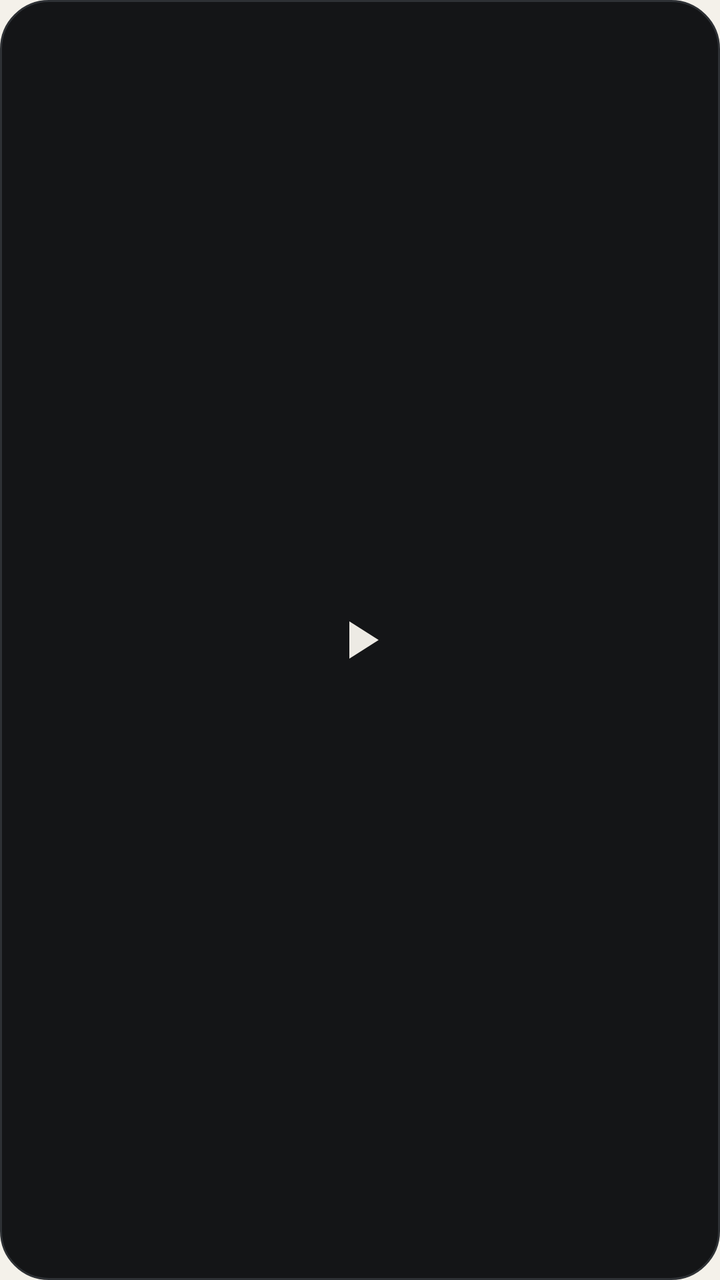
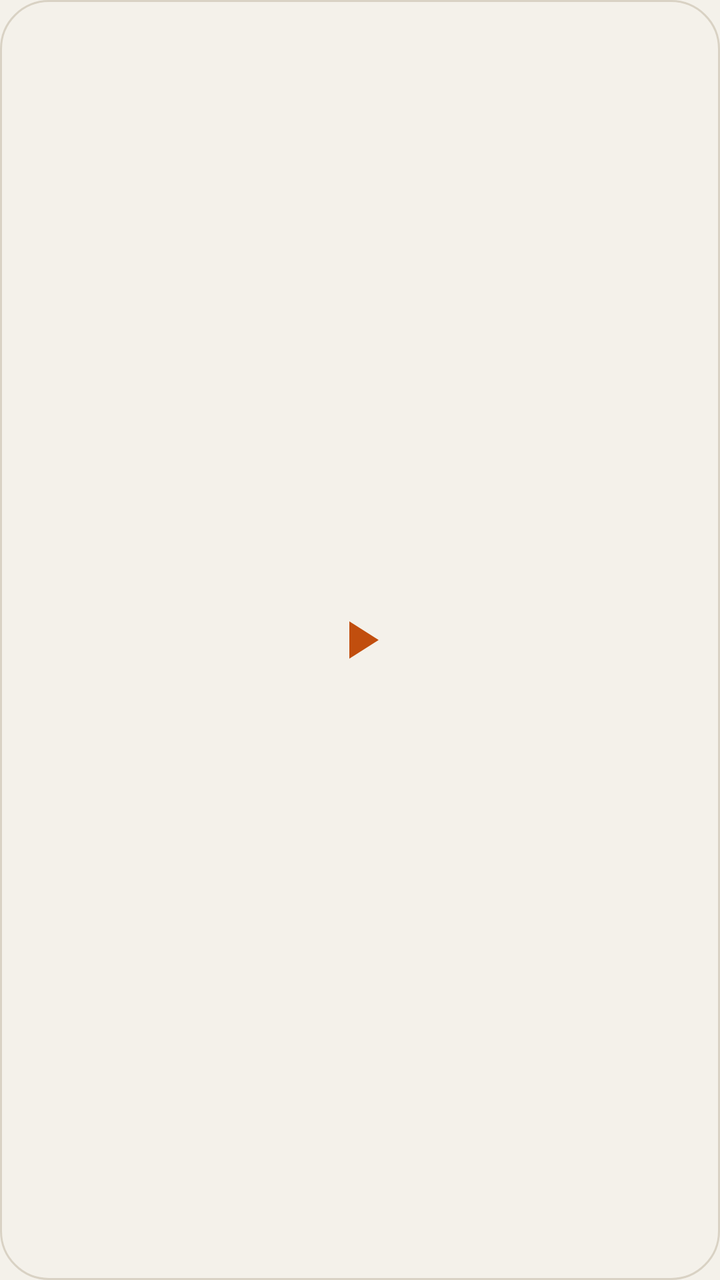

Two renders of the same Android screen: before a commit and after it. Below are the layout's source before the change and the commit's diff.
<!-- AndroidManifest.xml: application theme Theme.Equinox -->
<!-- res/layout/widget_ring.xml -->
<?xml version="1.0" encoding="utf-8"?>
<FrameLayout xmlns:android="http://schemas.android.com/apk/res/android"
    android:id="@+id/widget_root"
    android:layout_width="match_parent"
    android:layout_height="match_parent"
    android:background="@drawable/widget_bg"
    android:padding="8dp">

    <ImageView
        android:id="@+id/widget_ring"
        android:layout_width="match_parent"
        android:layout_height="match_parent"
        android:contentDescription="@string/widget_progress"
        android:scaleType="fitCenter" />

    <ImageButton
        android:id="@+id/widget_play"
        android:layout_width="56dp"
        android:layout_height="56dp"
        android:layout_gravity="center"
        android:background="@android:color/transparent"
        android:contentDescription="@string/widget_play"
        android:padding="12dp"
        android:scaleType="fitCenter"
        android:src="@drawable/ic_play" />
</FrameLayout>
<!-- resources referenced by this layout -->
<resources>
  <!-- drawable ic_play (drawable) -->
  <vector xmlns:android="http://schemas.android.com/apk/res/android"
      android:width="24dp" android:height="24dp" android:viewportWidth="24" android:viewportHeight="24">
      <path android:fillColor="#FFEDEAE4" android:pathData="M8,5v14l11,-7z" />
  </vector>
  <!-- drawable widget_bg (drawable) -->
  <shape xmlns:android="http://schemas.android.com/apk/res/android" android:shape="rectangle">
      <solid android:color="#FF141517" />
      <stroke android:width="1dp" android:color="#FF2E3135" />
      <corners android:radius="24dp" />
  </shape>
  <string name="widget_play">Odtwórz lub wstrzymaj</string>
  <string name="widget_progress">Postęp odtwarzania</string>
  <style name="Theme.Equinox" parent="android:Theme.Material.NoActionBar">
          <item name="android:windowBackground">@color/bg</item>
          <item name="android:statusBarColor">@android:color/transparent</item>
          <item name="android:navigationBarColor">@android:color/transparent</item>
      </style>
  <color name="bg">#FFF4F1EA</color>
</resources>

<!-- the commit's change to res/layout/widget_ring.xml (unified diff, before → after) -->
@@ -22,5 +22,6 @@
         android:contentDescription="@string/widget_play"
         android:padding="12dp"
         android:scaleType="fitCenter"
-        android:src="@drawable/ic_play" />
+        android:src="@drawable/ic_play"
+        android:tint="@color/widget_accent" />
 </FrameLayout>
<!-- resource entries referenced after the edit -->
@@ -1,5 +1,6 @@
 <!-- resources referenced by this layout -->
 <resources>
+  <color name="widget_accent">#FFC14E0E</color>
   <!-- drawable ic_play (drawable) -->
   <vector xmlns:android="http://schemas.android.com/apk/res/android"
       android:width="24dp" android:height="24dp" android:viewportWidth="24" android:viewportHeight="24">
@@ -7,8 +8,8 @@
   </vector>
   <!-- drawable widget_bg (drawable) -->
   <shape xmlns:android="http://schemas.android.com/apk/res/android" android:shape="rectangle">
-      <solid android:color="#FF141517" />
-      <stroke android:width="1dp" android:color="#FF2E3135" />
+      <solid android:color="@color/widget_bg" />
+      <stroke android:width="1dp" android:color="@color/widget_stroke" />
       <corners android:radius="24dp" />
   </shape>
   <string name="widget_play">Odtwórz lub wstrzymaj</string>
@@ -18,6 +19,8 @@
           <item name="android:statusBarColor">@android:color/transparent</item>
           <item name="android:navigationBarColor">@android:color/transparent</item>
       </style>
+  <color name="widget_bg">#FFF4F1EA</color>
+  <color name="widget_stroke">#FFD9D2C4</color>
   <color name="bg">#FFF4F1EA</color>
 </resources>
 
